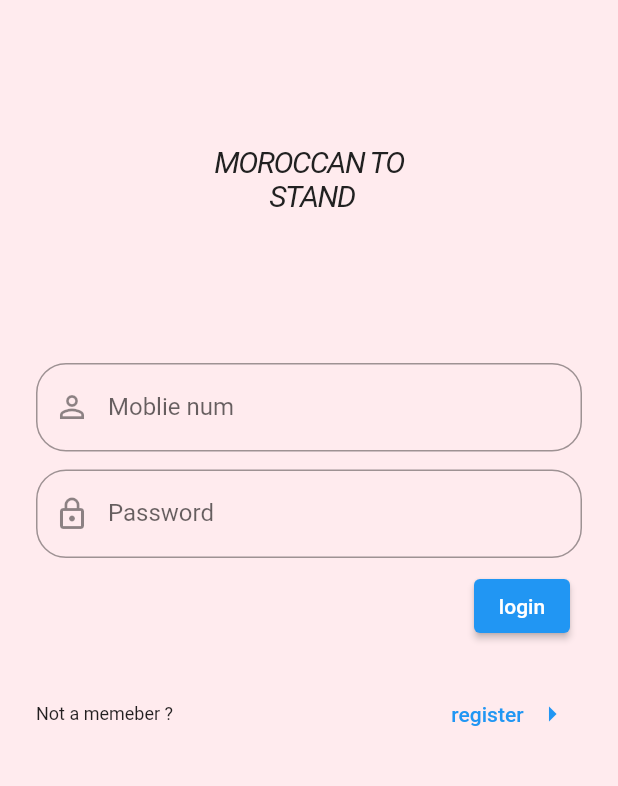
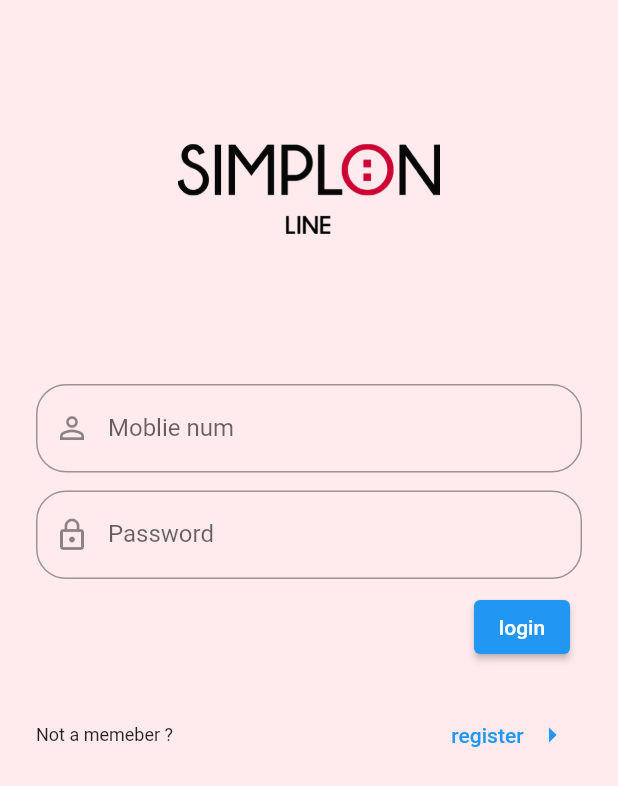
Before and after one commit to IOU4/sol-flutter, a Flutter app: the screen it shows after launch, on a phone screen of 412 x 824 dp. Shown: the top 786 px of the screen. Run offline on Flutter 3.47's test engine with Material 2 defaults, Android fonts, the phone set to English and light mode, and no system bars.

Commit message:
added sol logo to login page

```diff
--- a/lib/login.dart
+++ b/lib/login.dart
@@ -23,14 +23,13 @@ class _LoginPageState extends State<LoginPage> {
             Column(
               children: <Widget>[
                 const SizedBox(height: 16.0),
-                Text(
-                  'MOROCCAN TO \n STAND',
-                  textAlign: TextAlign.center,
-                  style: TextStyle(
-                      letterSpacing: -1,
-                      fontSize: 20,
-                      color: Colors.grey[900],
-                      fontStyle: FontStyle.italic),
+                Column(
+                  children: <Widget>[
+                    SizedBox(
+                      height: 60,
+                      child: Image.asset('assets/sol-logo.png'),
+                    )
+                  ],
                 ),
               ],
             ),
--- a/pubspec.yaml
+++ b/pubspec.yaml
@@ -14,3 +14,5 @@ dev_dependencies:
   flutter_lints: ^2.0.0
 flutter:
   uses-material-design: true
+  assets:
+    - assets/sol-logo.png
```
Also changed, not shown: assets/sol-logo.png (added).
